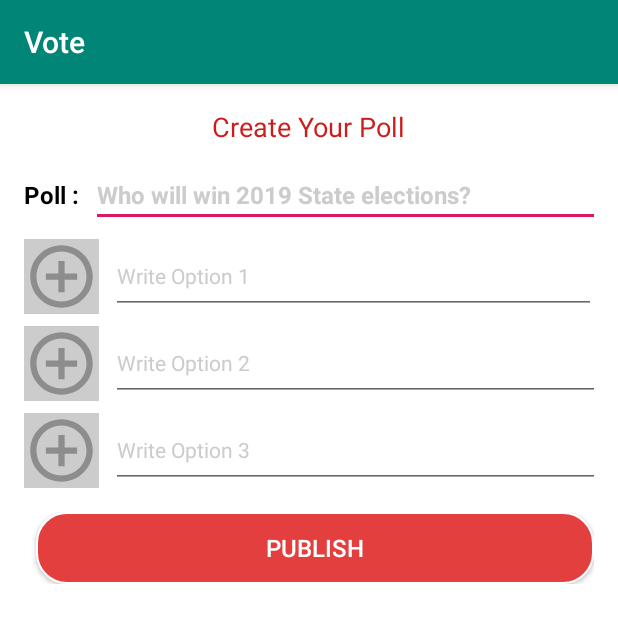
After one commit to spur-s/Voter, an Android app: the CreatePoll screen opened directly, with no data from a screen before it, on a phone screen of 412 x 824 dp. The commit adds this screen. Shown: the top 623 px of the screen. Run offline under Robolectric (Android 15) with nearby library versions, the phone set to English and light mode, and no system bars; our stand-ins replace Firebase (no records; nobody signed in at launch, a user with empty details on screens opened directly).

Commit message:
create poll

```diff
--- a/app/build.gradle
+++ b/app/build.gradle
@@ -31,6 +31,8 @@ dependencies {
     implementation 'androidx.lifecycle:lifecycle-extensions:2.2.0'
     implementation 'androidx.legacy:legacy-support-v4:1.0.0'
     implementation 'androidx.constraintlayout:constraintlayout:1.1.3'
+    //noinspection GradleCompatible
+    implementation 'com.android.support:design:28.0.0'
 
     testImplementation 'junit:junit:4.12'
     androidTestImplementation 'androidx.test.ext:junit:1.1.1'
--- a/app/src/main/AndroidManifest.xml
+++ b/app/src/main/AndroidManifest.xml
@@ -13,6 +13,7 @@
         android:theme="@style/AppTheme">
         <activity android:name=".LoginActivity"></activity>
         <activity android:name=".EditProfile"></activity>
+        <activity android:name=".CreatePoll"></activity>
         <activity android:name=".RegisterActivity">
             <intent-filter>
                 <action android:name="android.intent.action.MAIN" />
--- /dev/null
+++ b/app/src/main/java/com/sparsh/vote/CreatePoll.java
@@ -0,0 +1,42 @@
+package com.sparsh.vote;
+
+import android.os.Bundle;
+import android.view.View;
+import android.widget.Button;
+import android.widget.EditText;
+import android.widget.Toast;
+
+import androidx.appcompat.app.AppCompatActivity;
+
+import com.google.firebase.database.DatabaseReference;
+import com.google.firebase.database.FirebaseDatabase;
+
+public class CreatePoll extends AppCompatActivity {
+EditText PollName, Opt1, Opt2, Opt3;
+Button btnAdd;
+Poll poll;
+DatabaseReference reff;
+    @Override
+    protected void onCreate(Bundle savedInstanceState) {
+        super.onCreate(savedInstanceState);
+        setContentView(R.layout.create_poll);
+        PollName= (EditText) findViewById(R.id.poll_name);
+        Opt1= (EditText) findViewById(R.id.option1_et);
+        Opt2= (EditText) findViewById(R.id.option2_et);
+        Opt3= (EditText) findViewById(R.id.option3_et);
+btnAdd= (Button) findViewById(R.id.publish_poll);
+poll = new Poll();
+reff= FirebaseDatabase.getInstance().getReference().child("Poll");
+btnAdd.setOnClickListener(new View.OnClickListener() {
+    @Override
+    public void onClick(View view) {
+        poll.getPoll(PollName.getText().toString().trim());
+        poll.getOpt1(Opt1.getText().toString().trim());
+        poll.getOpt2(Opt2.getText().toString().trim());
+        poll.getOpt3(Opt3.getText().toString().trim());
+        reff.push().setValue(poll);
+        Toast.makeText(CreatePoll.this,"Added",Toast.LENGTH_SHORT).show();
+    }
+});
+    }
+}
--- /dev/null
+++ b/app/src/main/java/com/sparsh/vote/Poll.java
@@ -0,0 +1,43 @@
+package com.sparsh.vote;
+
+public class Poll {
+    private String Poll;
+    private String Opt1;
+    private String Opt2;
+    private String Opt3;
+
+    public Poll() {
+    }
+
+    public String getPoll(String trim) {
+        return Poll;
+    }
+
+    public void setPoll(String poll) {
+        Poll = poll;
+    }
+
+    public String getOpt1(String trim) {
+        return Opt1;
+    }
+
+    public void setOpt1(String opt1) {
+        Opt1 = opt1;
+    }
+
+    public String getOpt2(String trim) {
+        return Opt2;
+    }
+
+    public void setOpt2(String opt2) {
+        Opt2 = opt2;
+    }
+
+    public String getOpt3(String trim) {
+        return Opt3;
+    }
+
+    public void setOpt3(String opt3) {
+        Opt3 = opt3;
+    }
+}
--- a/app/src/main/java/com/sparsh/vote/navfragment/HomeFragment.java
+++ b/app/src/main/java/com/sparsh/vote/navfragment/HomeFragment.java
@@ -1,6 +1,7 @@
 package com.sparsh.vote.navfragment;
 
 
+import android.content.Intent;
 import android.os.Bundle;
 import android.view.LayoutInflater;
 import android.view.View;
@@ -8,6 +9,8 @@ import android.view.ViewGroup;
 
 import androidx.fragment.app.Fragment;
 
+import com.google.android.material.floatingactionbutton.FloatingActionButton;
+import com.sparsh.vote.CreatePoll;
 import com.sparsh.vote.R;
 
 /**
@@ -21,9 +24,20 @@ public class HomeFragment extends Fragment {
     @Override
     public View onCreateView(LayoutInflater inflater, ViewGroup container,
                              Bundle savedInstanceState) {
-
-        // Inflate the layout for this fragment
         View view = inflater.inflate(R.layout.fragment_home, container, false);
+        FloatingActionButton fab = (FloatingActionButton) view.findViewById(R.id.floatBtn);
+        fab.setOnClickListener(new View.OnClickListener() {
+            @Override
+//            public void onClick(View view) {
+//                Snackbar.make(view, "Replace with your own detail action", Snackbar.LENGTH_LONG)
+//                    .setAction("Action", null).show();
+//
+//            }
+            public void onClick(View view) {
+                Intent myintent = new Intent(getActivity(), CreatePoll.class);
+                startActivity(myintent);
+            }
+        });
         return view;
     }
 }
--- /dev/null
+++ b/app/src/main/res/drawable-v24/button.xml
@@ -0,0 +1,15 @@
+<?xml version="1.0" encoding="utf-8"?>
+<shape
+    xmlns:android="http://schemas.android.com/apk/res/android"
+    android:shape="rectangle">
+
+    <padding
+        android:top="8dp"
+        android:bottom="8dp"
+        android:left="8dp"
+        android:right="8dp" />
+    <corners android:radius="20dp" />
+<stroke android:color="@color/accent" android:width="1dp"/>
+    <solid android:color="@color/primary" />
+
+</shape>
--- /dev/null
+++ b/app/src/main/res/drawable/ic_baseline_add_24.xml
@@ -0,0 +1,10 @@
+<vector xmlns:android="http://schemas.android.com/apk/res/android"
+    android:width="24dp"
+    android:height="24dp"
+    android:viewportWidth="24"
+    android:viewportHeight="24"
+    android:tint="?attr/colorControlNormal">
+  <path
+      android:fillColor="@android:color/white"
+      android:pathData="M19,13h-6v6h-2v-6H5v-2h6V5h2v6h6v2z"/>
+</vector>
--- /dev/null
+++ b/app/src/main/res/drawable/ic_baseline_add_circle_outline_24.xml
@@ -0,0 +1,5 @@
+<vector android:alpha="0.52" android:height="24dp"
+    android:tint="?attr/colorControlNormal" android:viewportHeight="24"
+    android:viewportWidth="24" android:width="24dp" xmlns:android="http://schemas.android.com/apk/res/android">
+    <path android:fillColor="@android:color/white" android:pathData="M13,7h-2v4L7,11v2h4v4h2v-4h4v-2h-4L13,7zM12,2C6.48,2 2,6.48 2,12s4.48,10 10,10 10,-4.48 10,-10S17.52,2 12,2zM12,20c-4.41,0 -8,-3.59 -8,-8s3.59,-8 8,-8 8,3.59 8,8 -3.59,8 -8,8z"/>
+</vector>
--- /dev/null
+++ b/app/src/main/res/layout/create_poll.xml
@@ -0,0 +1,136 @@
+<?xml version="1.0" encoding="utf-8"?>
+<LinearLayout android:id="@+id/parent_ll"
+    xmlns:android="http://schemas.android.com/apk/res/android"
+    android:layout_width="match_parent"
+    android:layout_height="match_parent"
+    android:orientation="vertical"
+    android:background="@color/accent"
+    android:padding="16dp"
+    xmlns:app="http://schemas.android.com/apk/res-auto">
+    <TextView
+        android:layout_width="wrap_content"
+        android:layout_height="wrap_content"
+        android:text="Create Your Poll"
+        android:textColor="@color/primary_darker"
+        android:layout_gravity="center"
+        android:textSize="18sp"
+        android:layout_marginBottom="12dp"/>
+    <LinearLayout
+        android:layout_width="wrap_content"
+        android:layout_height="wrap_content"
+        android:orientation="horizontal"
+        android:layout_marginBottom="8dp">
+        <TextView
+            android:layout_width="wrap_content"
+            android:layout_height="wrap_content"
+            android:text="Poll :"
+            android:textSize="16sp"
+            android:textStyle="bold"
+            android:textColor="@android:color/black"/>
+
+        <EditText
+            android:id="@+id/poll_name"
+            android:layout_width="340dp"
+            android:layout_height="wrap_content"
+            android:layout_marginStart="8dp"
+            android:layout_marginLeft="8dp"
+            android:hint="Who will win 2019 State elections?"
+            android:textColor="@android:color/black"
+            android:textColorHint="@color/iron"
+            android:textSize="16sp"
+            android:textStyle="bold" />
+
+    </LinearLayout>
+
+    <LinearLayout
+        android:layout_width="384dp"
+        android:layout_height="wrap_content"
+        android:layout_marginBottom="8dp"
+        android:orientation="horizontal">
+
+        <ImageView
+            android:id="@+id/option1_image"
+            android:layout_width="50dp"
+            android:layout_height="50dp"
+            android:background="@color/iron"
+            app:srcCompat="@drawable/ic_baseline_add_circle_outline_24" />
+
+        <EditText
+            android:id="@+id/option1_et"
+            android:layout_width="323dp"
+            android:layout_height="match_parent"
+            android:layout_marginStart="8dp"
+            android:layout_marginLeft="8dp"
+            android:hint="Write Option 1"
+            android:textColor="@android:color/black"
+            android:textColorHint="@color/iron"
+            android:textSize="14sp" />
+    </LinearLayout>
+    <LinearLayout
+        android:layout_width="wrap_content"
+        android:layout_height="wrap_content"
+        android:orientation="horizontal"
+        android:layout_marginBottom="8dp">
+        <ImageView
+            android:id="@+id/option2_image"
+            android:layout_width="50dp"
+            android:layout_height="50dp"
+            android:background="@color/iron"
+            app:srcCompat="@drawable/ic_baseline_add_circle_outline_24"
+            />
+
+        <EditText
+            android:id="@+id/option2_et"
+            android:layout_width="329dp"
+            android:layout_height="match_parent"
+            android:layout_marginStart="8dp"
+            android:layout_marginLeft="8dp"
+            android:hint="Write Option 2"
+            android:textColor="@android:color/black"
+            android:textColorHint="@color/iron"
+            android:textSize="14sp" />
+    </LinearLayout>
+    <LinearLayout
+        android:layout_width="wrap_content"
+        android:layout_height="wrap_content"
+        android:orientation="horizontal"
+        android:layout_marginBottom="8dp">
+        <ImageView
+            android:id="@+id/option3_image"
+            android:layout_width="50dp"
+            android:layout_height="50dp"
+            android:background="@color/iron"
+            app:srcCompat="@drawable/ic_baseline_add_circle_outline_24"
+            />
+
+        <EditText
+            android:id="@+id/option3_et"
+            android:layout_width="340dp"
+            android:layout_height="match_parent"
+            android:layout_marginStart="8dp"
+            android:layout_marginLeft="8dp"
+            android:hint="Write Option 3"
+            android:textColor="@android:color/black"
+            android:textColorHint="@color/iron"
+            android:textSize="14sp" />
+    </LinearLayout>
+    <LinearLayout
+        android:layout_width="match_parent"
+        android:layout_height="wrap_content"
+        android:orientation="horizontal"
+        android:layout_marginTop="8dp"
+        android:layout_marginBottom="8dp">
+        <Button
+            android:id="@+id/publish_poll"
+            android:layout_gravity="center"
+            android:textAlignment="center"
+            android:layout_width="match_parent"
+            android:background="@drawable/button"
+            android:layout_height="match_parent"
+            android:text="Publish"
+            android:textColor="@color/accent"
+            android:layout_marginStart="8dp"
+            android:textSize="16sp"
+            android:layout_marginLeft="8dp" />
+    </LinearLayout>
+</LinearLayout>
--- a/app/src/main/res/layout/fragment_home.xml
+++ b/app/src/main/res/layout/fragment_home.xml
@@ -3,8 +3,13 @@
     android:layout_width="match_parent"
     android:layout_height="match_parent"
     xmlns:tools="http://schemas.android.com/tools"
-    tools:context=".navfragment.HomeFragment">
-
+    xmlns:app="http://schemas.android.com/apk/res-auto"
+    tools:context=".navfragment.HomeFragment"
+    android:orientation="vertical"
+    android:gravity="center">
+    <LinearLayout
+        android:layout_width="wrap_content"
+        android:layout_height="wrap_content"/>
     <androidx.recyclerview.widget.RecyclerView
         android:id="@+id/recycler_view"
         android:layout_width="match_parent"
@@ -12,4 +17,14 @@
         android:clipToPadding="false"
         android:scrollbars="vertical" />
 
+    <com.google.android.material.floatingactionbutton.FloatingActionButton
+        android:layout_width="wrap_content"
+        android:id="@+id/floatBtn"
+        android:layout_height="wrap_content"
+        android:layout_alignParentBottom="true"
+        android:layout_alignParentRight="true"
+        android:layout_margin="20dp"
+        app:srcCompat="@drawable/ic_baseline_add_24"
+        />
+
 </RelativeLayout>
--- a/app/src/main/res/values/colors.xml
+++ b/app/src/main/res/values/colors.xml
@@ -4,4 +4,8 @@
     <color name="colorPrimaryDark">#00574B</color>
     <color name="colorAccent">#D81B60</color>
     <color name="btncolor">#94BDD8</color>
+    <color name="accent">#FFFFFF</color>
+    <color name="primary">#E43F3F</color>
+    <color name="primary_darker">#CC1D1D</color>
+    <color name="iron">#CCCCCC</color>
 </resources>
```
